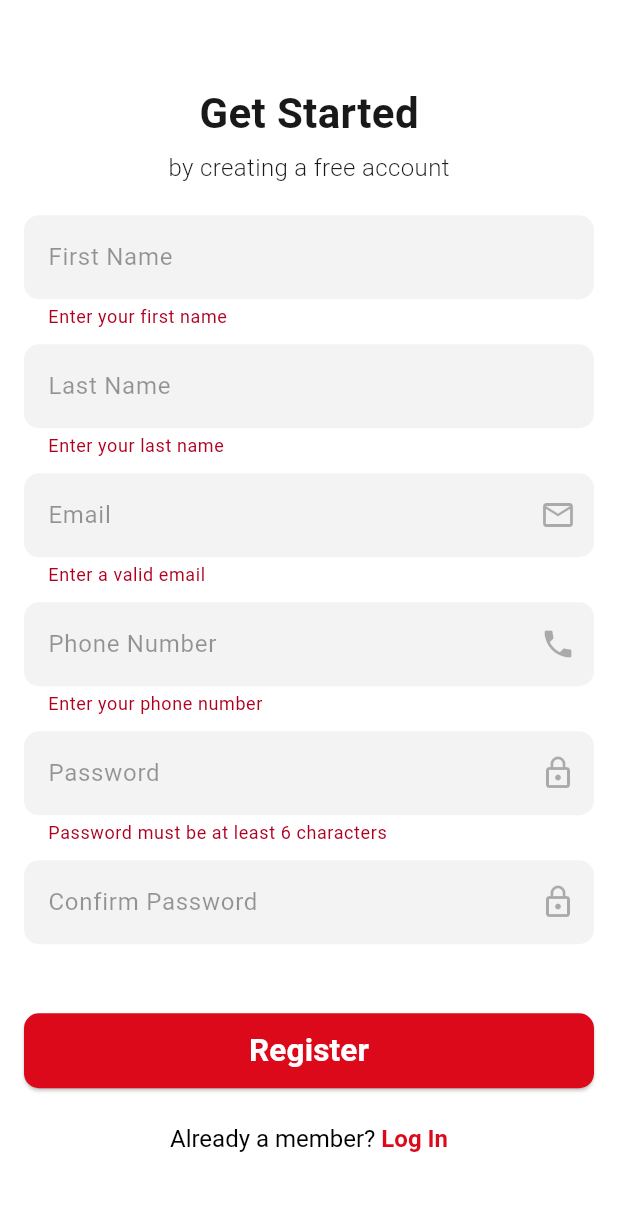
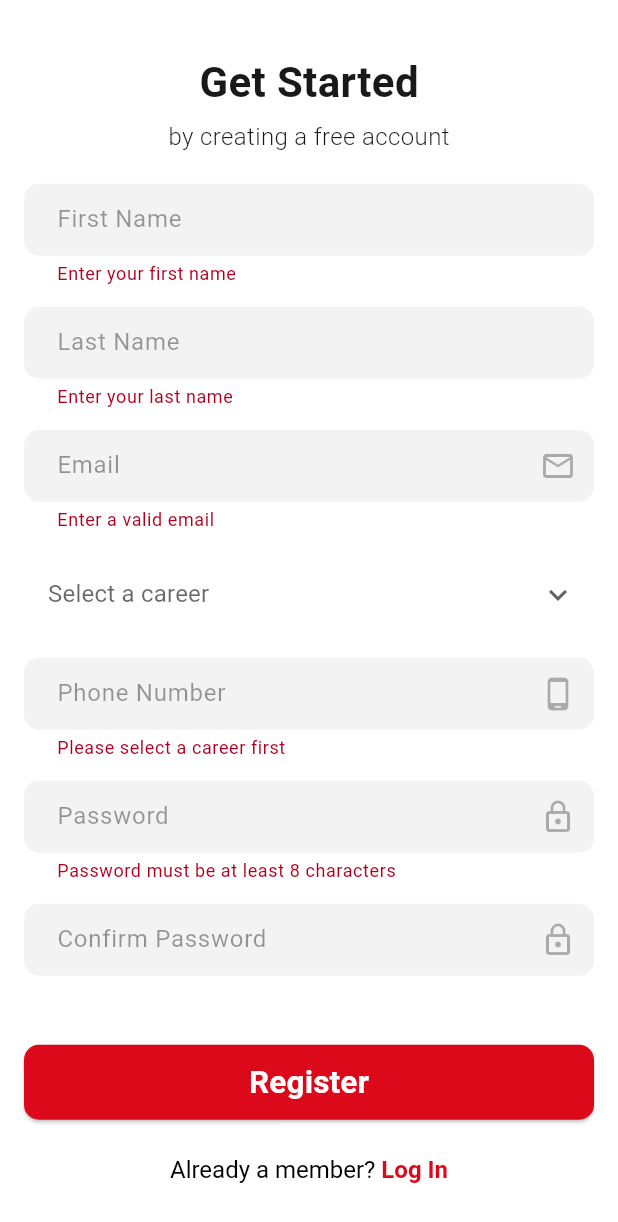
Before and after one commit to AboubakrLaid/geoAlertApp, a Flutter app: the RegisterScreen screen opened by its route, after a tap on "Register", on a phone screen of 412 x 824 dp. Shown: the top 1222 px of the screen. Run offline on Flutter 3.47's test engine with Material 3 defaults, Android fonts, the phone set to English and light mode, and no system bars; our stand-ins replace connectivity_plus, dio, flutter_riverpod, flutter_svg, go_router, shared_preferences; accounts and stored records are empty; Roboto replaces fonts that are missing (Space Grotesk, Titillium Web).

Commit message:
add select career drop down button

```diff
--- /dev/null
+++ b/devtools_options.yaml
@@ -0,0 +1,3 @@
+description: This file stores settings for Dart & Flutter DevTools.
+documentation: https://docs.flutter.dev/tools/devtools/extensions#configure-extension-enablement-states
+extensions:
--- a/lib/presentation/screens/auth/login_screen.dart
+++ b/lib/presentation/screens/auth/login_screen.dart
@@ -3,6 +3,7 @@ import 'package:flutter/material.dart';
 import 'package:flutter_riverpod/flutter_riverpod.dart';
 import 'package:geoalert/presentation/providers/auth_provider.dart';
 import 'package:geoalert/presentation/widgets/custom_elevated_button.dart';
+import 'package:geoalert/presentation/widgets/custom_image.dart';
 import 'package:geoalert/presentation/widgets/custom_snack_bar.dart';
 import 'package:geoalert/presentation/widgets/custom_text_field.dart';
 import 'package:geoalert/routes/routes.dart';
@@ -72,7 +73,7 @@ class _LoginScreenState extends ConsumerState<LoginScreen> {
                 child: Column(
                   // mainAxisAlignment: MainAxisAlignment.spaceBetween,
                   children: [
-                    Padding(padding: const EdgeInsets.symmetric(horizontal: 57), child: SizedBox(height: 251, child: Image(image: AssetImage("assets/images/login.jpeg"), fit: BoxFit.fill))),
+                    Padding(padding: const EdgeInsets.symmetric(horizontal: 57), child: CustomImage(height: 251, imageUrl: "assets/images/login.jpeg")),
                     Column(
                       children: [
                         Text("Welcome Back", style: TextStyle(color: Color.fromRGBO(25, 25, 25, 1), fontWeight: FontWeight.w700, fontSize: 28, fontFamily: 'Titillium Web')),
--- a/lib/presentation/screens/auth/register_screen.dart
+++ b/lib/presentation/screens/auth/register_screen.dart
@@ -3,6 +3,7 @@ import 'package:flutter/material.dart';
 import 'package:flutter_riverpod/flutter_riverpod.dart';
 import 'package:geoalert/presentation/providers/auth_provider.dart';
 import 'package:geoalert/presentation/widgets/custom_elevated_button.dart';
+import 'package:geoalert/presentation/widgets/custom_image.dart';
 import 'package:geoalert/presentation/widgets/custom_snack_bar.dart';
 import 'package:geoalert/presentation/widgets/custom_text_field.dart';
 import 'package:geoalert/routes/routes.dart';
@@ -23,6 +24,7 @@ class _RegisterScreenState extends ConsumerState<RegisterScreen> {
   final _phoneController = TextEditingController();
   final _passwordController = TextEditingController();
   final _confirmPasswordController = TextEditingController();
+  String? selectedOperator;
 
   Future<void> _register() async {
     final authNotifier = ref.read(authNotifierProvider.notifier);
@@ -82,21 +84,56 @@ class _RegisterScreenState extends ConsumerState<RegisterScreen> {
 
                     // Form Fields
                     CustomTextField(controller: _firstNameController, hintText: "First Name", validator: (value) => value!.isEmpty ? "Enter your first name" : null),
-                    const SizedBox(height: 10),
+                    const SizedBox(height: 14),
                     CustomTextField(controller: _lastNameController, hintText: "Last Name", validator: (value) => value!.isEmpty ? "Enter your last name" : null),
-                    const SizedBox(height: 10),
+                    const SizedBox(height: 14),
                     CustomTextField(controller: _emailController, hintText: "Email", suffixIcon: Icons.email_outlined, validator: (value) => value!.contains("@") ? null : "Enter a valid email"),
-                    const SizedBox(height: 10),
-                    CustomTextField(controller: _phoneController, hintText: "Phone Number", suffixIcon: Icons.phone, validator: (value) => value!.isEmpty ? "Enter your phone number" : null),
-                    const SizedBox(height: 10),
+                    const SizedBox(height: 14),
+
+                    DropdownButtonFormField<String>(
+                      icon: const Icon(Icons.keyboard_arrow_down),
+                      hint: const Text("Select a career", style: TextStyle(fontSize: 16, fontWeight: FontWeight.w400)),
+                      decoration: const InputDecoration(labelStyle: TextStyle(fontSize: 16, fontWeight: FontWeight.w400), border: OutlineInputBorder(borderSide: BorderSide.none)),
+                      value: selectedOperator,
+                      items: const [DropdownMenuItem(value: "07", child: Text("Djezzy")), DropdownMenuItem(value: "06", child: Text("Mobilis")), DropdownMenuItem(value: "05", child: Text("Ooredoo"))],
+                      onChanged: (value) {
+                        if (value != null) {
+                          selectedOperator = value;
+                          final oldPhone = _phoneController.text;
+
+                          // Replace existing prefix if it's already set
+                          if (oldPhone.startsWith("07") || oldPhone.startsWith("06") || oldPhone.startsWith("05")) {
+                            _phoneController.text = value + oldPhone.substring(2);
+                          } else {
+                            _phoneController.text = value;
+                          }
+                        }
+                      },
+                    ),
+
+                    const SizedBox(height: 14),
+                    CustomTextField(
+                      controller: _phoneController,
+                      hintText: "Phone Number",
+
+                      suffixIcon: Icons.phone_android_outlined,
+                      validator: (value) {
+                        if (selectedOperator == null) return "Please select a career first";
+                        if (value == null || value.length < 9) return "Enter a valid phone number";
+                        if (!value.startsWith(selectedOperator!)) return "Number must start with $selectedOperator";
+                        return null;
+                      },
+                    ),
+
+                    const SizedBox(height: 14),
                     CustomTextField(
                       controller: _passwordController,
                       hintText: "Password",
                       suffixIcon: Icons.lock_outline,
                       obscureText: true,
-                      validator: (value) => value!.length < 6 ? "Password must be at least 6 characters" : null,
+                      validator: (value) => value!.length < 8 ? "Password must be at least 8 characters" : null,
                     ),
-                    const SizedBox(height: 10),
+                    const SizedBox(height: 14),
                     CustomTextField(
                       controller: _confirmPasswordController,
                       hintText: "Confirm Password",
--- a/lib/presentation/widgets/custom_text_field.dart
+++ b/lib/presentation/widgets/custom_text_field.dart
@@ -4,11 +4,13 @@ class CustomTextField extends StatelessWidget {
   final TextEditingController controller;
   final String hintText;
   final IconData? suffixIcon;
+  final Widget? prefixIcon;
   final bool obscureText;
   final String? Function(String?)? validator;
   final String? initialText; // Optional initial text
+  final int? maxLength;
 
-  CustomTextField({super.key, required this.controller, required this.hintText, this.suffixIcon, this.obscureText = false, this.validator, this.initialText}) {
+  CustomTextField({super.key, required this.controller, required this.hintText, this.suffixIcon, this.obscureText = false, this.validator, this.initialText, this.prefixIcon, this.maxLength}) {
     if (initialText != null) {
       controller.text = initialText!;
     }
@@ -19,10 +21,13 @@ class CustomTextField extends StatelessWidget {
     return TextFormField(
       controller: controller,
       obscureText: obscureText,
+      maxLength: maxLength,
       decoration: InputDecoration(
         hintText: hintText,
+        contentPadding: EdgeInsets.only(left: 18, right: 18),
         hintStyle: const TextStyle(fontSize: 16, fontWeight: FontWeight.w400, color: Color.fromRGBO(0, 0, 0, 0.4)),
         suffixIcon: suffixIcon != null ? Icon(suffixIcon) : null,
+        prefixIcon: prefixIcon,
         suffixIconColor: const Color.fromRGBO(0, 0, 0, 0.3),
         filled: true,
         fillColor: const Color.fromRGBO(196, 196, 196, 0.2),
--- a/pubspec.yaml
+++ b/pubspec.yaml
@@ -12,6 +12,7 @@ dependencies:
   flutter:
     sdk: flutter
   flutter_riverpod: ^2.6.1
+  flutter_svg: ^2.0.17
   freezed_annotation: ^3.0.0
   go_router: ^14.8.1
   json_annotation: ^4.9.0
```
Also changed, not shown: lib/presentation/widgets/custom_image.dart (added, +15 -0 lines), assets/images/djezzy.jpg (added), assets/images/djezzy.png (added), assets/images/mobilis.jpg (added), assets/images/mobilis.png (added), assets/images/mobilis.svg (added), assets/images/ooredoo.jpg (added), assets/images/ooredoo.png (added), assets/images/ooredoo.svg (added), pubspec.lock.
